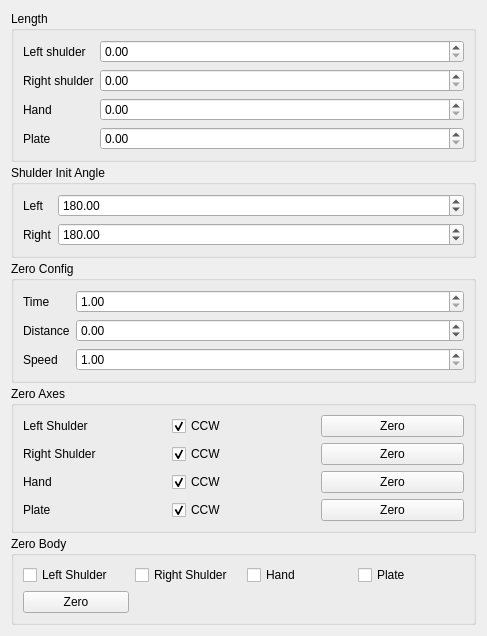
Old version of the form source/wnd/ui/deltapref.ui in the repository ww4u/megarobostudio.
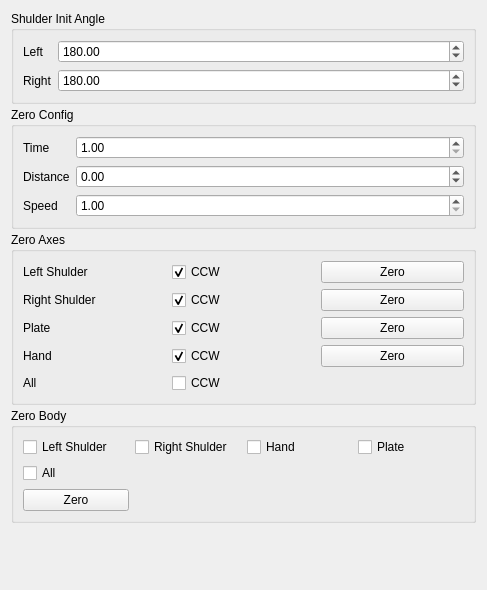
New version of the form.

Patch:
```diff
--- a/source/wnd/ui/deltapref.ui
+++ b/source/wnd/ui/deltapref.ui
@@ -17,57 +17,11 @@
    <property name="spacing">
     <number>3</number>
    </property>
-   <item>
-    <widget class="QGroupBox" name="groupBox">
-     <property name="title">
-      <string>Length</string>
-     </property>
-     <layout class="QFormLayout" name="formLayout">
-      <item row="0" column="0">
-       <widget class="QLabel" name="label">
-        <property name="text">
-         <string>Left shulder</string>
-        </property>
-       </widget>
-      </item>
-      <item row="0" column="1">
-       <widget class="QDoubleSpinBox" name="doubleSpinBox"/>
-      </item>
-      <item row="1" column="0">
-       <widget class="QLabel" name="label_2">
-        <property name="text">
-         <string>Right shulder</string>
-        </property>
-       </widget>
-      </item>
-      <item row="1" column="1">
-       <widget class="QDoubleSpinBox" name="doubleSpinBox_2"/>
-      </item>
-      <item row="2" column="0">
-       <widget class="QLabel" name="label_3">
-        <property name="text">
-         <string>Hand</string>
-        </property>
-       </widget>
-      </item>
-      <item row="2" column="1">
-       <widget class="QDoubleSpinBox" name="doubleSpinBox_3"/>
-      </item>
-      <item row="3" column="0">
-       <widget class="QLabel" name="label_4">
-        <property name="text">
-         <string>Plate</string>
-        </property>
-       </widget>
-      </item>
-      <item row="3" column="1">
-       <widget class="QDoubleSpinBox" name="doubleSpinBox_4"/>
-      </item>
-     </layout>
-    </widget>
-   </item>
    <item>
     <widget class="QGroupBox" name="groupBox_4">
+     <property name="enabled">
+      <bool>true</bool>
+     </property>
      <property name="title">
       <string>Shulder Init Angle</string>
      </property>
@@ -172,23 +126,6 @@
       <string>Zero Axes</string>
      </property>
      <layout class="QGridLayout" name="gridLayout">
-      <item row="2" column="1">
-       <widget class="QCheckBox" name="chkHandCcw">
-        <property name="text">
-         <string>CCW</string>
-        </property>
-        <property name="checked">
-         <bool>true</bool>
-        </property>
-       </widget>
-      </item>
-      <item row="3" column="0">
-       <widget class="QLabel" name="label_10">
-        <property name="text">
-         <string>Plate</string>
-        </property>
-       </widget>
-      </item>
       <item row="0" column="1">
        <widget class="QCheckBox" name="chkLSCcw">
         <property name="text">
@@ -199,20 +136,6 @@
         </property>
        </widget>
       </item>
-      <item row="2" column="0">
-       <widget class="QLabel" name="label_12">
-        <property name="text">
-         <string>Hand</string>
-        </property>
-       </widget>
-      </item>
-      <item row="1" column="0">
-       <widget class="QLabel" name="label_11">
-        <property name="text">
-         <string>Right Shulder</string>
-        </property>
-       </widget>
-      </item>
       <item row="0" column="2">
        <widget class="QPushButton" name="btnZeroLS">
         <property name="text">
@@ -220,10 +143,13 @@
         </property>
        </widget>
       </item>
-      <item row="2" column="2">
-       <widget class="QPushButton" name="btnZeroHand">
+      <item row="1" column="1">
+       <widget class="QCheckBox" name="chkRSCcw">
         <property name="text">
-         <string>Zero</string>
+         <string>CCW</string>
+        </property>
+        <property name="checked">
+         <bool>true</bool>
         </property>
        </widget>
       </item>
@@ -234,13 +160,6 @@
         </property>
        </widget>
       </item>
-      <item row="3" column="2">
-       <widget class="QPushButton" name="btnZeroPlate">
-        <property name="text">
-         <string>Zero</string>
-        </property>
-       </widget>
-      </item>
       <item row="0" column="0">
        <widget class="QLabel" name="label_5">
         <property name="text">
@@ -248,8 +167,29 @@
         </property>
        </widget>
       </item>
-      <item row="1" column="1">
-       <widget class="QCheckBox" name="chkRSCcw">
+      <item row="1" column="0">
+       <widget class="QLabel" name="label_11">
+        <property name="text">
+         <string>Right Shulder</string>
+        </property>
+       </widget>
+      </item>
+      <item row="2" column="2">
+       <widget class="QPushButton" name="btnZeroPlate">
+        <property name="text">
+         <string>Zero</string>
+        </property>
+       </widget>
+      </item>
+      <item row="2" column="0">
+       <widget class="QLabel" name="label_10">
+        <property name="text">
+         <string>Plate</string>
+        </property>
+       </widget>
+      </item>
+      <item row="3" column="1">
+       <widget class="QCheckBox" name="chkHandCcw">
         <property name="text">
          <string>CCW</string>
         </property>
@@ -258,7 +198,7 @@
         </property>
        </widget>
       </item>
-      <item row="3" column="1">
+      <item row="2" column="1">
        <widget class="QCheckBox" name="chkPlateCcw">
         <property name="text">
          <string>CCW</string>
@@ -268,6 +208,34 @@
         </property>
        </widget>
       </item>
+      <item row="3" column="2">
+       <widget class="QPushButton" name="btnZeroHand">
+        <property name="text">
+         <string>Zero</string>
+        </property>
+       </widget>
+      </item>
+      <item row="5" column="1">
+       <widget class="QCheckBox" name="chkAllCcw">
+        <property name="text">
+         <string>CCW</string>
+        </property>
+       </widget>
+      </item>
+      <item row="3" column="0">
+       <widget class="QLabel" name="label_12">
+        <property name="text">
+         <string>Hand</string>
+        </property>
+       </widget>
+      </item>
+      <item row="5" column="0">
+       <widget class="QLabel" name="label">
+        <property name="text">
+         <string>All</string>
+        </property>
+       </widget>
+      </item>
      </layout>
     </widget>
    </item>
@@ -284,17 +252,10 @@
         </property>
        </widget>
       </item>
-      <item row="0" column="2">
-       <widget class="QCheckBox" name="chkHandBody">
+      <item row="2" column="0">
+       <widget class="QPushButton" name="btnZeroBody">
         <property name="text">
-         <string>Hand</string>
-        </property>
-       </widget>
-      </item>
-      <item row="0" column="1">
-       <widget class="QCheckBox" name="chkRSBody">
-        <property name="text">
-         <string>Right Shulder</string>
+         <string>Zero</string>
         </property>
        </widget>
       </item>
@@ -305,10 +266,24 @@
         </property>
        </widget>
       </item>
+      <item row="0" column="1">
+       <widget class="QCheckBox" name="chkRSBody">
+        <property name="text">
+         <string>Right Shulder</string>
+        </property>
+       </widget>
+      </item>
+      <item row="0" column="2">
+       <widget class="QCheckBox" name="chkHandBody">
+        <property name="text">
+         <string>Hand</string>
+        </property>
+       </widget>
+      </item>
       <item row="1" column="0">
-       <widget class="QPushButton" name="btnZeroBody">
+       <widget class="QCheckBox" name="chkAllBody">
         <property name="text">
-         <string>Zero</string>
+         <string>All</string>
         </property>
        </widget>
       </item>
```
